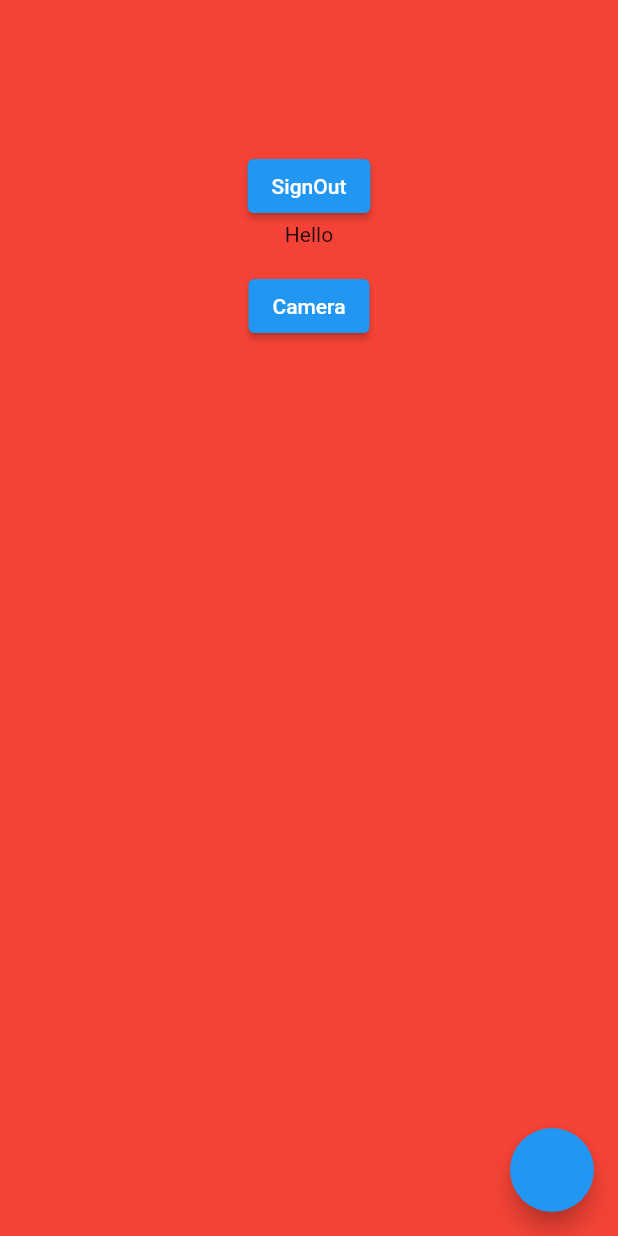
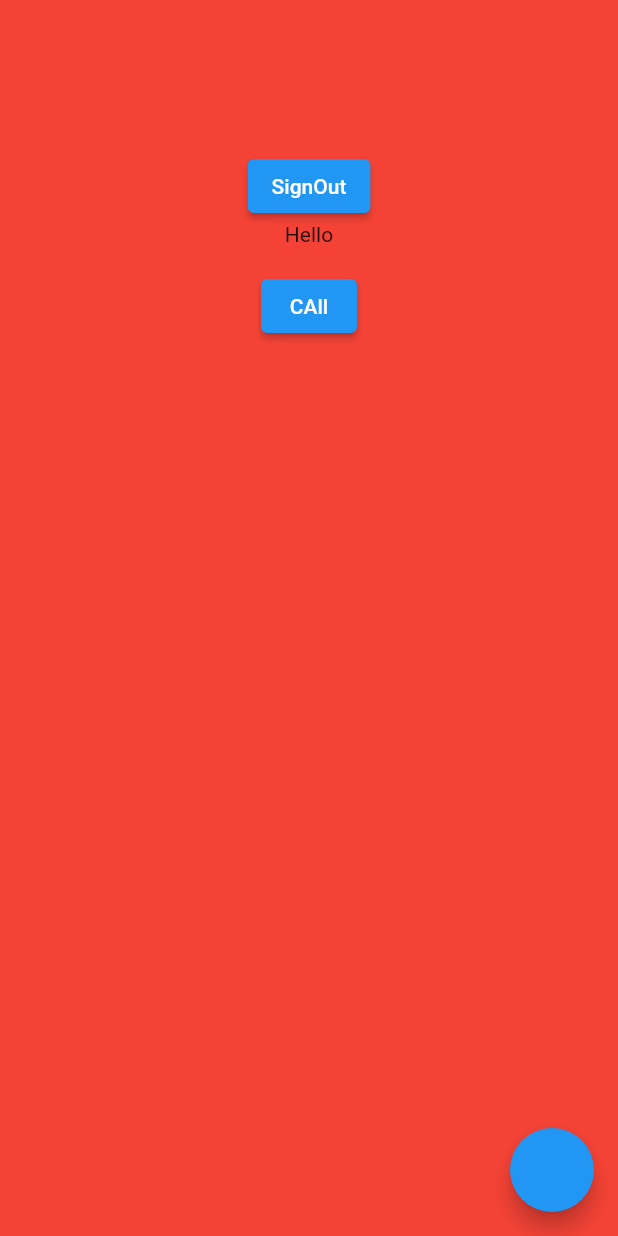
Before and after one commit to KrishChopra22/DriWary, a Flutter app: the Dashboard screen opened directly, on a phone screen of 412 x 824 dp. Run offline on Flutter 3.47's test engine with Material 2 defaults, Android fonts, the phone set to English and light mode, and no system bars; our stand-ins replace firebase_auth, firebase_core, firebase_database, fluttertoast; missing offline and left inert: flutter_camera, flutter_phone_direct_caller; accounts and stored records are empty.

Commit message:
Added call

```diff
--- a/lib/screens/dashboard.dart
+++ b/lib/screens/dashboard.dart
@@ -1,6 +1,7 @@
 import 'package:firebase_auth/firebase_auth.dart';
 import 'package:flutter/cupertino.dart';
 import 'package:flutter/material.dart';
+import 'package:flutter_phone_direct_caller/flutter_phone_direct_caller.dart';
 
 import '../firebase/firebase_manager.dart';
 import 'camera_page.dart';
@@ -23,7 +24,7 @@ class Dashboard extends StatelessWidget {
                 Text("Hello"),
                 Text(auth.currentUser!.uid),
                 ElevatedButton(
-                    onPressed: () => camera(context), child: Text('Camera')),
+                    onPressed: () => call(context), child: Text('CAll')),
               ],
             ),
           ),
@@ -46,4 +47,8 @@ class Dashboard extends StatelessWidget {
     NavigatorState state = Navigator.of(context);
     state.pushNamedAndRemoveUntil('camera', (Route route) => false);
   }
+
+  call(BuildContext context){
+    FlutterPhoneDirectCaller.callNumber("+919425253909");
+  }
 }
--- a/pubspec.yaml
+++ b/pubspec.yaml
@@ -41,6 +41,8 @@ dependencies:
   fluttertoast: ^8.1.3
   google_fonts: ^4.0.3
   flutter_camera: ^0.1.1
+  flutter_sms: ^2.3.3
+  flutter_phone_direct_caller: ^2.1.1
 
 dev_dependencies:
   flutter_test:
```
Also changed, not shown: pubspec.lock, 1 other file.
